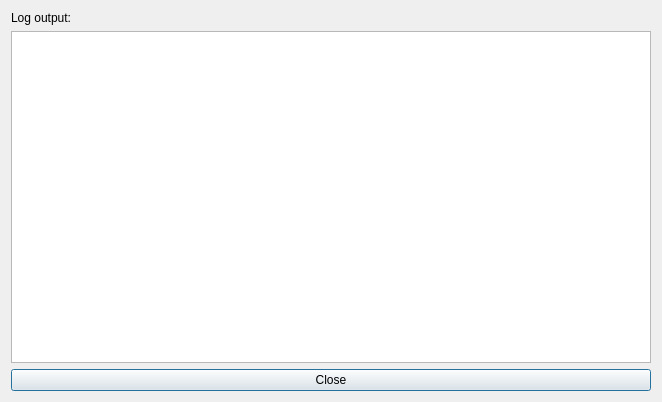
spicybung/PrimeWorldEditor, file src/Editor/CLogDialog.ui: the form before one commit.
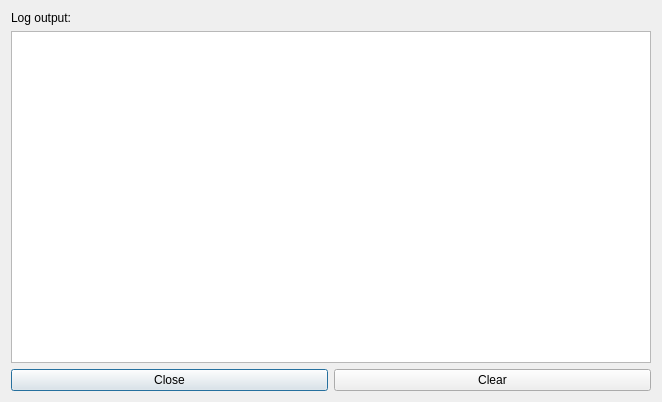
The form after the commit.

Commit message:
CLogDialog: Add button to clear log
Just a small convenience thing.

```diff
--- a/src/Editor/CLogDialog.ui
+++ b/src/Editor/CLogDialog.ui
@@ -26,17 +26,25 @@
      <property name="readOnly">
       <bool>true</bool>
      </property>
-     <property name="html">
-      <string></string>
-     </property>
-    </widget>
-   </item>
+        </widget>
+      </item>
+      <item>
+        <layout class="QHBoxLayout" name="buttonHLayout">
    <item>
     <widget class="QPushButton" name="CloseButton">
      <property name="text">
       <string>Close</string>
      </property>
     </widget>
+          </item>
+          <item>
+            <widget class="QPushButton" name="ClearLogButton">
+              <property name="text">
+                <string>Clear</string>
+              </property>
+            </widget>
+          </item>
+        </layout>
    </item>
   </layout>
  </widget>
```
Lines whose indentation alone changed are shown as unchanged. The commit also changes 1 other file.
